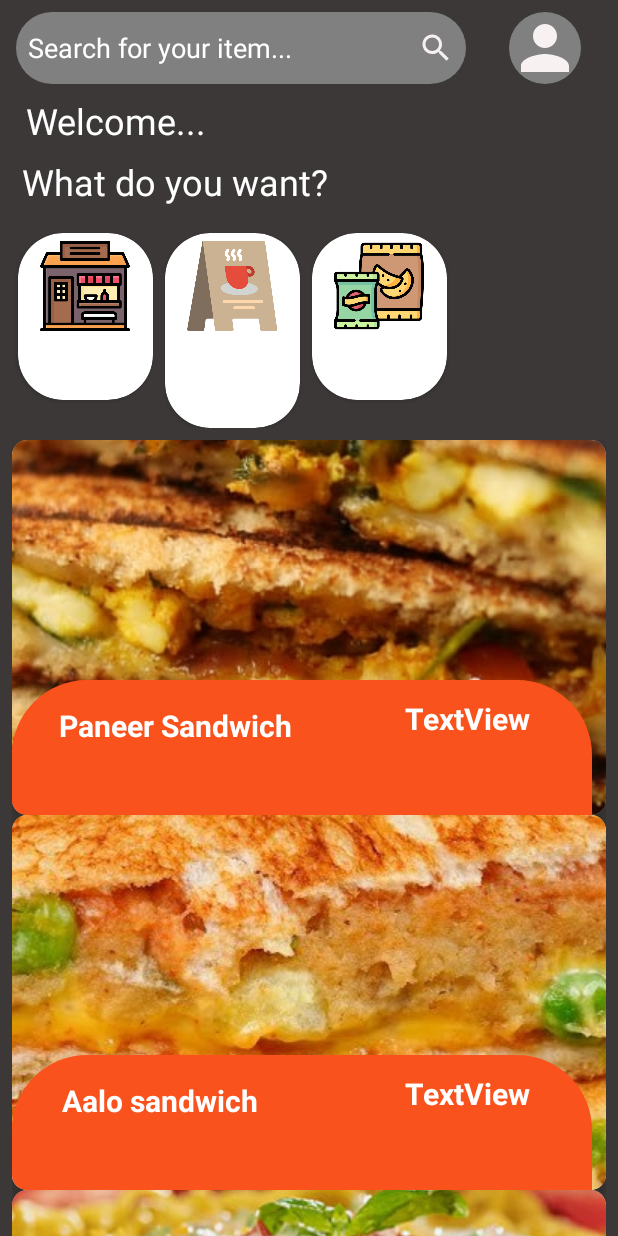
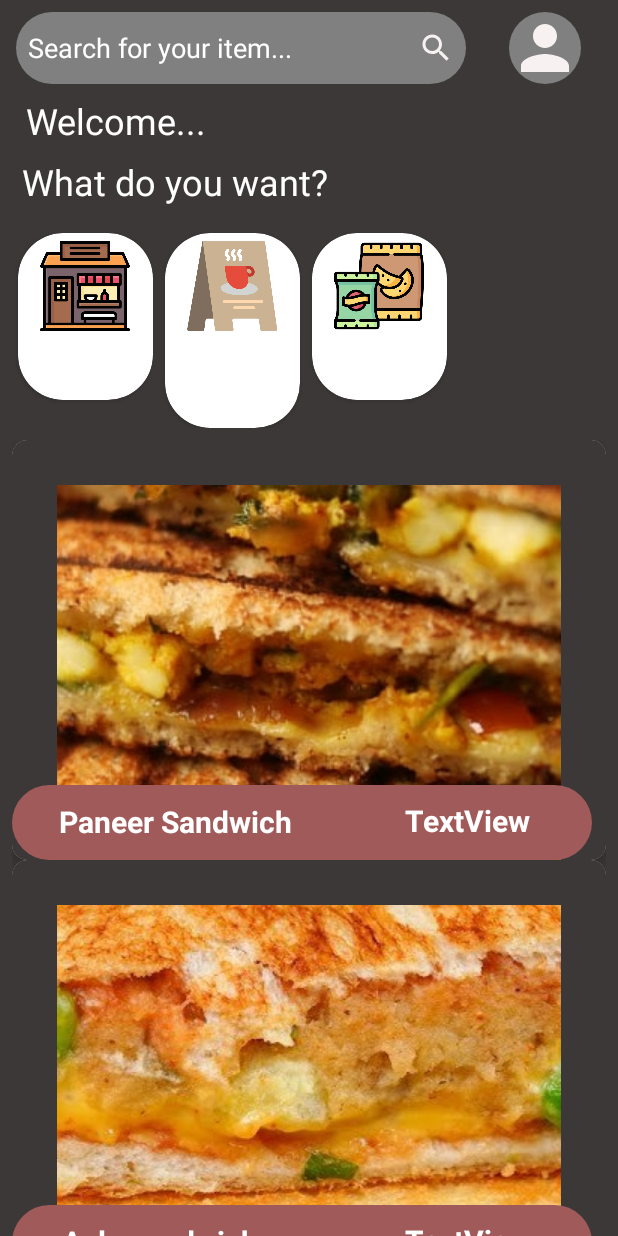
Before and after one commit to atishay-atj/MC-project, an Android app: the fragment HomeFragment shown on its own in the app's theme, on a phone screen of 412 x 824 dp. Run offline under Robolectric (Android 15) with nearby library versions, the phone set to English and light mode, and no system bars; Roboto replaces fonts that are not available here.

Commit message:
seventh commit

```diff
--- a/app/src/main/res/drawable/round_bkg.xml
+++ b/app/src/main/res/drawable/round_bkg.xml
@@ -1,6 +1,6 @@
 <?xml version="1.0" encoding="utf-8"?>
 <shape xmlns:android="http://schemas.android.com/apk/res/android">
-    <solid android:color="#FA521C"/>
-    <corners android:topRightRadius="50dp"
-        android:topLeftRadius="50dp"/>
+    <solid android:color="#A15A5A"/>
+    <corners
+        android:radius="50dp"/>
 </shape>
--- a/app/src/main/res/layout/fragment_home.xml
+++ b/app/src/main/res/layout/fragment_home.xml
@@ -5,7 +5,7 @@
     android:id="@+id/nested"
     android:layout_width="match_parent"
     android:layout_height="match_parent"
-    android:background="#3C3838"
+    android:background="#3c3838"
     tools:context=".ui.home.HomeFragment">
 
     <androidx.constraintlayout.widget.ConstraintLayout
--- a/app/src/main/res/layout/vertical_home.xml
+++ b/app/src/main/res/layout/vertical_home.xml
@@ -4,17 +4,23 @@
     xmlns:tools="http://schemas.android.com/tools"
     android:layout_width="match_parent"
     android:layout_height="wrap_content"
+    android:padding="20dp"
     app:cardCornerRadius="10dp"
     app:cardElevation="5dp">
 
     <androidx.constraintlayout.widget.ConstraintLayout
         android:layout_width="match_parent"
-        android:layout_height="wrap_content">
+        android:layout_height="wrap_content"
+        android:background="#3C3838">
 
         <ImageView
             android:id="@+id/food1"
             android:layout_width="match_parent"
             android:layout_height="250dp"
+            android:layout_margin="30dp"
+
+            android:padding="20dp"
+
             android:scaleType="center"
             android:src="@drawable/paneer_sandwich"
             app:layout_constraintEnd_toEndOf="parent"
@@ -24,7 +30,7 @@
         <androidx.constraintlayout.widget.ConstraintLayout
             android:id="@+id/constraint2"
             android:layout_width="match_parent"
-            android:layout_height="90dp"
+            android:layout_height="50dp"
             android:layout_marginTop="4dp"
             android:layout_marginRight="9dp"
             android:background="@drawable/round_bkg"
```
